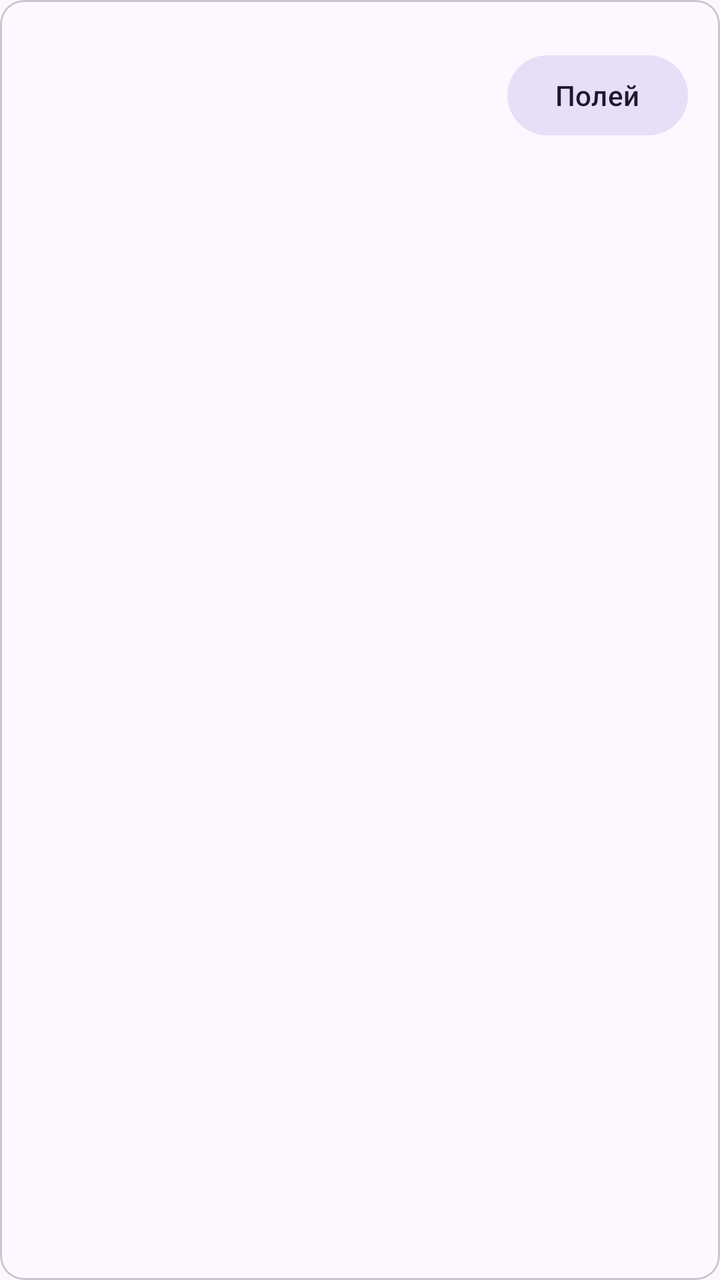
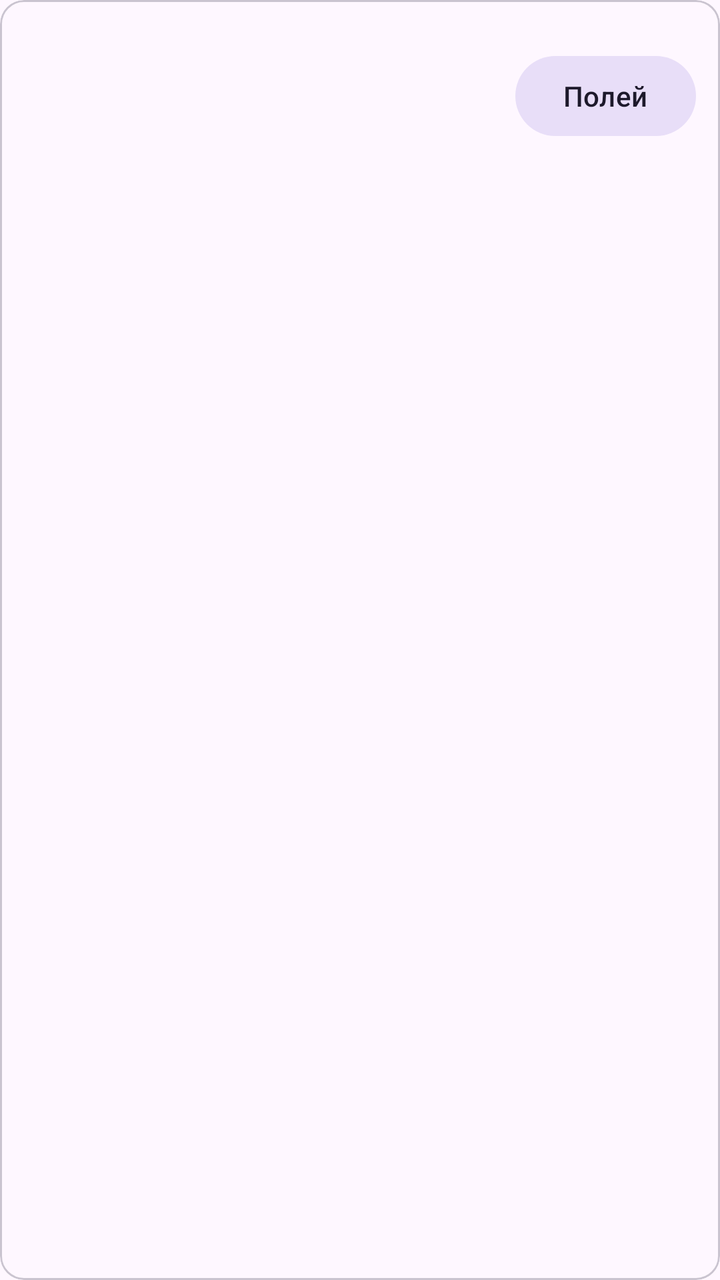

Compare the two renders of this Android layout. The source of the first and the diff that turns it into the second are given below.
<!-- AndroidManifest.xml: application theme Theme.PlantCare -->
<!-- res/layout/item_plant.xml -->
<?xml version="1.0" encoding="utf-8"?>
<com.google.android.material.card.MaterialCardView xmlns:android="http://schemas.android.com/apk/res/android"
    android:layout_width="match_parent"
    android:layout_height="wrap_content"
    android:layout_margin="6dp">

    <LinearLayout
        android:layout_width="match_parent"
        android:layout_height="wrap_content"
        android:gravity="center_vertical"
        android:orientation="horizontal"
        android:padding="16dp">

        <LinearLayout
            android:layout_width="0dp"
            android:layout_height="wrap_content"
            android:layout_weight="1"
            android:orientation="vertical">

            <TextView
                android:id="@+id/itemName"
                android:layout_width="match_parent"
                android:layout_height="wrap_content"
                android:textAppearance="?attr/textAppearanceTitleMedium" />

            <TextView
                android:id="@+id/itemSpecies"
                android:layout_width="match_parent"
                android:layout_height="wrap_content"
                android:textAppearance="?attr/textAppearanceBodyMedium" />

            <TextView
                android:id="@+id/itemStatus"
                android:layout_width="match_parent"
                android:layout_height="wrap_content"
                android:layout_marginTop="4dp"
                android:textAppearance="?attr/textAppearanceLabelLarge" />
        </LinearLayout>

        <Button
            android:id="@+id/btnWater"
            style="@style/Widget.Material3.Button.TonalButton"
            android:layout_width="wrap_content"
            android:layout_height="wrap_content"
            android:text="@string/water_now" />
    </LinearLayout>
</com.google.android.material.card.MaterialCardView>
<!-- resources referenced by this layout -->
<resources>
  <string name="water_now">Полей</string>
  <style name="Theme.PlantCare" parent="Theme.Material3.DayNight.NoActionBar">
          <item name="colorPrimary">@color/plant_primary</item>
          <item name="colorOnPrimary">@color/plant_on_primary</item>
      </style>
  <color name="plant_primary">#2E7D32</color>
  <color name="plant_on_primary">#FFFFFF</color>
</resources>

<!-- the commit's change to res/layout/item_plant.xml (unified diff, before → after) -->
@@ -9,11 +9,19 @@
         android:layout_height="wrap_content"
         android:gravity="center_vertical"
         android:orientation="horizontal"
-        android:padding="16dp">
+        android:padding="12dp">
+
+        <ImageView
+            android:id="@+id/itemPhoto"
+            android:layout_width="72dp"
+            android:layout_height="72dp"
+            android:contentDescription="@string/photo_desc"
+            android:scaleType="centerCrop" />
 
         <LinearLayout
             android:layout_width="0dp"
             android:layout_height="wrap_content"
+            android:layout_marginStart="12dp"
             android:layout_weight="1"
             android:orientation="vertical">
 
<!-- resource entries referenced after the edit -->
@@ -1,5 +1,6 @@
 <!-- resources referenced by this layout -->
 <resources>
+  <string name="photo_desc">Снимка на растението</string>6
   <string name="water_now">Полей</string>
   <style name="Theme.PlantCare" parent="Theme.Material3.DayNight.NoActionBar">
           <item name="colorPrimary">@color/plant_primary</item>
